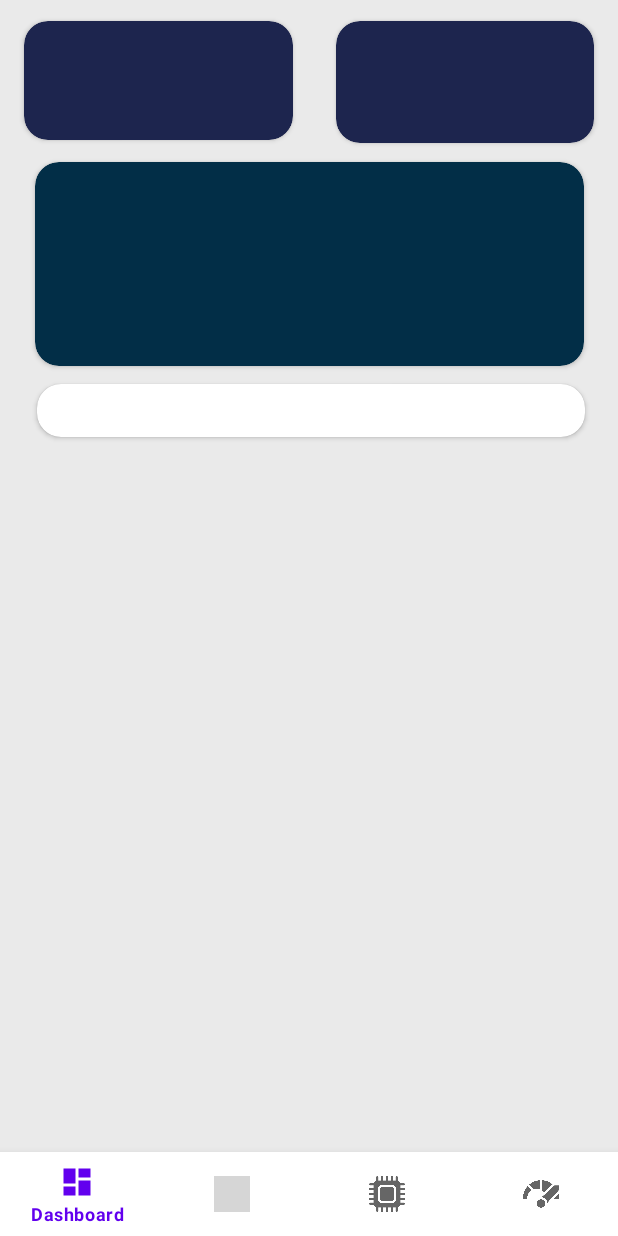
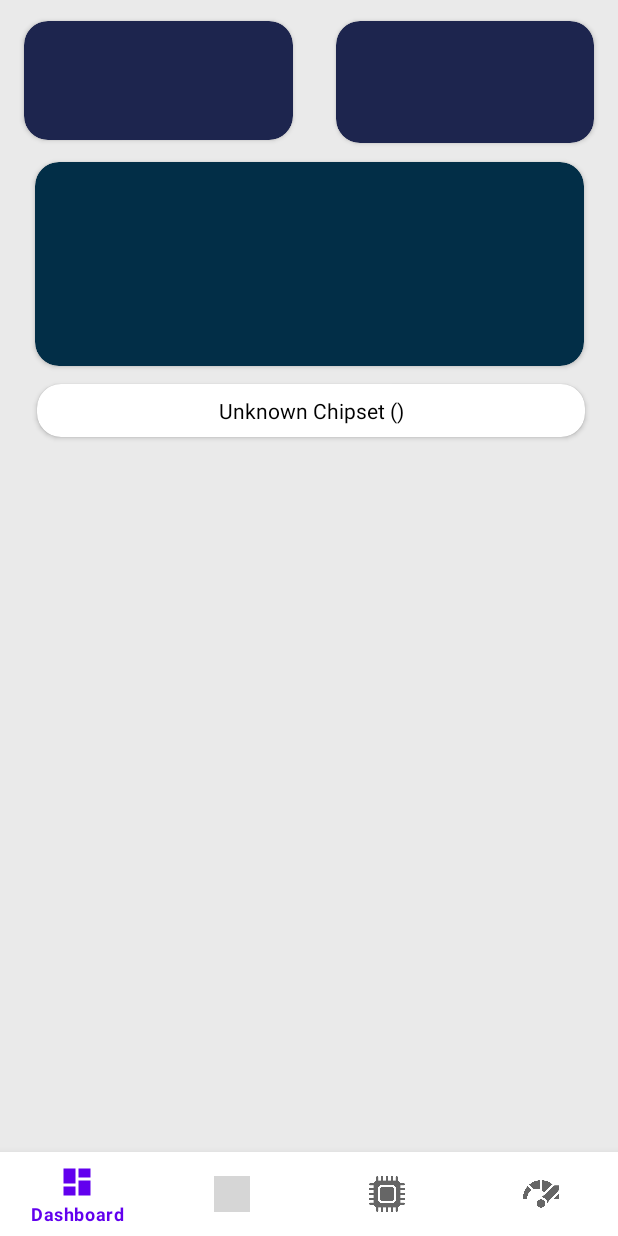
Before and after one commit to HackermanMRI/SystemEdge, an Android app: the screen it shows after launch (MainActivity), on a phone screen of 412 x 824 dp. Run offline under Robolectric (Android 15) with nearby library versions, the phone set to English and light mode, and no system bars; our stand-ins replace navigation-ui; grey boxes are pictures that could not be loaded.

Commit message:
5th week

```diff
--- a/app/src/main/java/com/example/systemedge/DashboardFragment.java
+++ b/app/src/main/java/com/example/systemedge/DashboardFragment.java
@@ -7,59 +7,127 @@ import androidx.fragment.app.Fragment;
 import android.view.LayoutInflater;
 import android.view.View;
 import android.view.ViewGroup;
+import android.widget.TextView;
 
-/**
- * A simple {@link Fragment} subclass.
- * Use the {@link DashboardFragment#newInstance} factory method to
- * create an instance of this fragment.
- */
+import java.io.BufferedReader;
+import java.io.FileReader;
+import java.io.IOException;
+import java.util.HashMap;
+import java.util.Map;
+
 public class DashboardFragment extends Fragment {
 
-    // TODO: Rename parameter arguments, choose names that match
-    // the fragment initialization parameters, e.g. ARG_ITEM_NUMBER
-    private static final String ARG_PARAM1 = "param1";
-    private static final String ARG_PARAM2 = "param2";
-
-    // TODO: Rename and change types of parameters
-    private String mParam1;
-    private String mParam2;
-
     public DashboardFragment() {
-        // Required empty public constructor
+        // field for constructors
+    }
+    // chipset raw info
+    private String getChipsetInfo() {
+        String hardware = "";
+        try (BufferedReader reader = new BufferedReader(new FileReader("/proc/cpuinfo"))) {
+            String line;
+            while ((line = reader.readLine()) != null) {
+                if (line.toLowerCase().contains("hardware")) {
+                    hardware = line.split(":")[1].trim();
+                    break;
+                }
+            }
+        } catch (IOException e) {
+            hardware = "Unknown";
+        }
+        return hardware;
     }
 
-    /**
-     * Use this factory method to create a new instance of
-     * this fragment using the provided parameters.
-     *
-     * @param param1 Parameter 1.
-     * @param param2 Parameter 2.
-     * @return A new instance of fragment DashboardFragment.
-     */
-    // TODO: Rename and change types and number of parameters
-    public static DashboardFragment newInstance(String param1, String param2) {
-        DashboardFragment fragment = new DashboardFragment();
-        Bundle args = new Bundle();
-        args.putString(ARG_PARAM1, param1);
-        args.putString(ARG_PARAM2, param2);
-        fragment.setArguments(args);
-        return fragment;
+
+    // chipset polished info
+    private String getReadableChipset(String hardwareId) {
+        Map<String, String> chipsetMap = new HashMap<>();
+        // Snapdragon 8 Series
+        chipsetMap.put("SM8750", "Qualcomm® Snapdragon™ 8 Elite");
+        chipsetMap.put("SM8650", "Qualcomm® Snapdragon™ 8 Gen 3");
+        chipsetMap.put("SM8550", "Qualcomm® Snapdragon™ 8 Gen 2");
+        chipsetMap.put("SM8475", "Qualcomm® Snapdragon™ 8+ Gen 1");
+        chipsetMap.put("SM8450", "Qualcomm® Snapdragon™ 8 Gen 1");
+        chipsetMap.put("SM8350", "Qualcomm® Snapdragon™ 888 / 888+");
+        chipsetMap.put("SM8250", "Qualcomm® Snapdragon™ 865 / 865+");
+        chipsetMap.put("SM8150", "Qualcomm® Snapdragon™ 855 / 855+");
+
+        // Snapdragon 7 Series
+        chipsetMap.put("SM7675", "Qualcomm® Snapdragon™ 7+ Gen 3");
+        chipsetMap.put("SM7635", "Qualcomm® Snapdragon™ 7s Gen 3");
+        chipsetMap.put("SM7550", "Qualcomm® Snapdragon™ 7 Gen 3");
+        chipsetMap.put("SM7475", "Qualcomm® Snapdragon™ 7+ Gen 2");
+        chipsetMap.put("SM7450", "Qualcomm® Snapdragon™ 7 Gen 1");
+        chipsetMap.put("SM7350", "Qualcomm® Snapdragon™ 780G");
+        chipsetMap.put("SM7325", "Qualcomm® Snapdragon™ 778G / 778G+");
+
+        // Snapdragon 6 Series
+        chipsetMap.put("SM6650", "Qualcomm® Snapdragon™ 6 Gen 4");
+        chipsetMap.put("SM6475", "Qualcomm® Snapdragon™ 6 Gen 3");
+        chipsetMap.put("SM6450", "Qualcomm® Snapdragon™ 6 Gen 1");
+        chipsetMap.put("SM6375", "Qualcomm® Snapdragon™ 6s Gen 3");
+        chipsetMap.put("SM6115", "Qualcomm® Snapdragon™ 6s Gen 1");
+        chipsetMap.put("SM6125", "Qualcomm® Snapdragon™ 665");
+        chipsetMap.put("SM6150", "Qualcomm® Snapdragon™ 675");
+
+        // Snapdragon 4 Series
+        chipsetMap.put("SM4450", "Qualcomm® Snapdragon™ 4 Gen 2");
+        chipsetMap.put("SM4375", "Qualcomm® Snapdragon™ 4 Gen 1");
+        chipsetMap.put("SM4250", "Qualcomm® Snapdragon™ 460");
+
+        // Other known Snapdragon models
+        chipsetMap.put("SM7225", "Qualcomm® Snapdragon™ 750G");
+        chipsetMap.put("SM7125", "Qualcomm® Snapdragon™ 720G");
+        chipsetMap.put("SDM660", "Qualcomm® Snapdragon™ 660");
+        chipsetMap.put("SDM636", "Qualcomm® Snapdragon™ 636");
+        chipsetMap.put("SDM450", "Qualcomm® Snapdragon™ 450");
+
+        // Samsung Exynos
+        chipsetMap.put("exynos9820", "Samsung Exynos 9820");
+        chipsetMap.put("exynos1380", "Samsung Exynos 1380");
+        chipsetMap.put("exynos990", "Samsung Exynos 990");
+
+        // MediaTek
+        chipsetMap.put("MT6768", "MediaTek Helio G85");
+        chipsetMap.put("MT6785", "MediaTek Helio G90T");
+        chipsetMap.put("MT6893", "MediaTek Dimensity 1200");
+
+        // HiSilicon Kirin
+        chipsetMap.put("kirin980", "HiSilicon Kirin 980");
+        chipsetMap.put("kirin990", "HiSilicon Kirin 990");
+
+        // UNISOC
+        chipsetMap.put("ums512", "UNISOC Tiger T618");
+        // Add more mappings as needed
+
+        for (String key : chipsetMap.keySet()) {
+            if (hardwareId.toLowerCase().contains(key.toLowerCase())) {
+                return chipsetMap.get(key);
+            }
+        }
+
+        return "Unknown Chipset (" + hardwareId + ")";
     }
 
+
+
+
     @Override
-    public void onCreate(Bundle savedInstanceState) {
-        super.onCreate(savedInstanceState);
-        if (getArguments() != null) {
-            mParam1 = getArguments().getString(ARG_PARAM1);
-            mParam2 = getArguments().getString(ARG_PARAM2);
-        }
+    public View onCreateView(LayoutInflater inflater, ViewGroup container, Bundle savedInstanceState) {
+        View view =  inflater.inflate(R.layout.fragment_dashboard, container, false);
+
+        //code starts here <<<<<<<<<<<<<
+
+
+        TextView chipsetText = view.findViewById(R.id.chipset_cardview_text);
+        String rawHardware = getChipsetInfo();
+        String readableChipset = getReadableChipset(rawHardware);
+        chipsetText.setText(readableChipset);
+
+
+        return view;
     }
 
-    @Override
-    public View onCreateView(LayoutInflater inflater, ViewGroup container,
-                             Bundle savedInstanceState) {
-        // Inflate the layout for this fragment
-        return inflater.inflate(R.layout.fragment_dashboard, container, false);
 
-    }
+
+
 }
--- a/app/src/main/res/layout/fragment_dashboard.xml
+++ b/app/src/main/res/layout/fragment_dashboard.xml
@@ -63,7 +63,17 @@
             app:layout_constraintEnd_toEndOf="parent"
             app:layout_constraintHorizontal_bias="0.363"
             app:layout_constraintStart_toStartOf="parent"
-            app:layout_constraintTop_toBottomOf="@+id/ram_usage_cardview" />
+            app:layout_constraintTop_toBottomOf="@+id/ram_usage_cardview">
+
+            <TextView
+                android:id="@+id/chipset_cardview_text"
+                android:layout_width="match_parent"
+                android:layout_height="match_parent"
+                android:text="text here"
+                android:textColor="@color/black"
+                android:gravity="center"
+                />
+        </androidx.cardview.widget.CardView>
 
 
     </androidx.constraintlayout.widget.ConstraintLayout>
```
Also changed, not shown: 2 other files.
